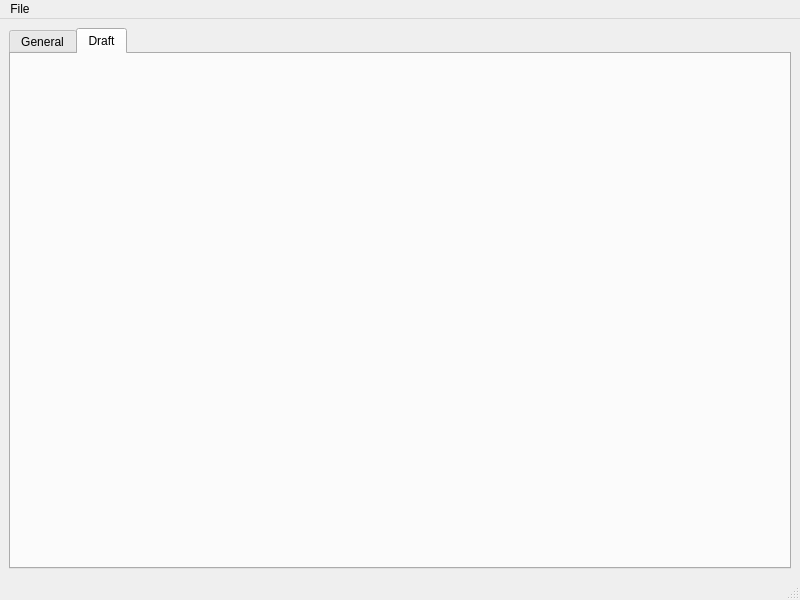
First picture: the form in mainwindow.ui, repository NovelLab/sms-editor1, before the edit.
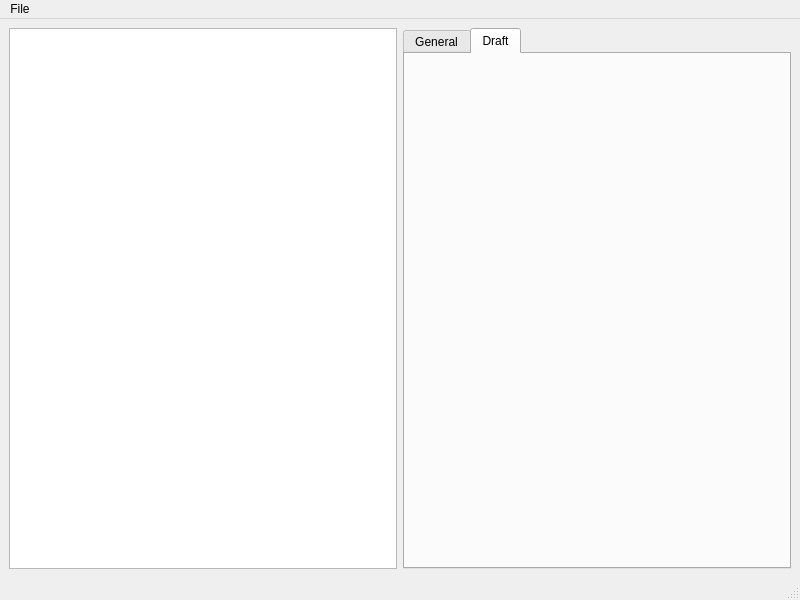
Second picture: the form after the edit. The open tabs and pages were chosen to show the change.

Commit message: Add basic format of ui.

```diff
--- a/mainwindow.ui
+++ b/mainwindow.ui
@@ -15,6 +15,9 @@
   </property>
   <widget class="QWidget" name="centralwidget">
    <layout class="QHBoxLayout" name="horizontalLayout">
+    <item>
+     <widget class="QListView" name="listView"/>
+    </item>
     <item>
      <widget class="QTabWidget" name="tabWidget">
       <property name="currentIndex">
```
Left out of the diff: 2 changed lines with no effect on the pictures.
